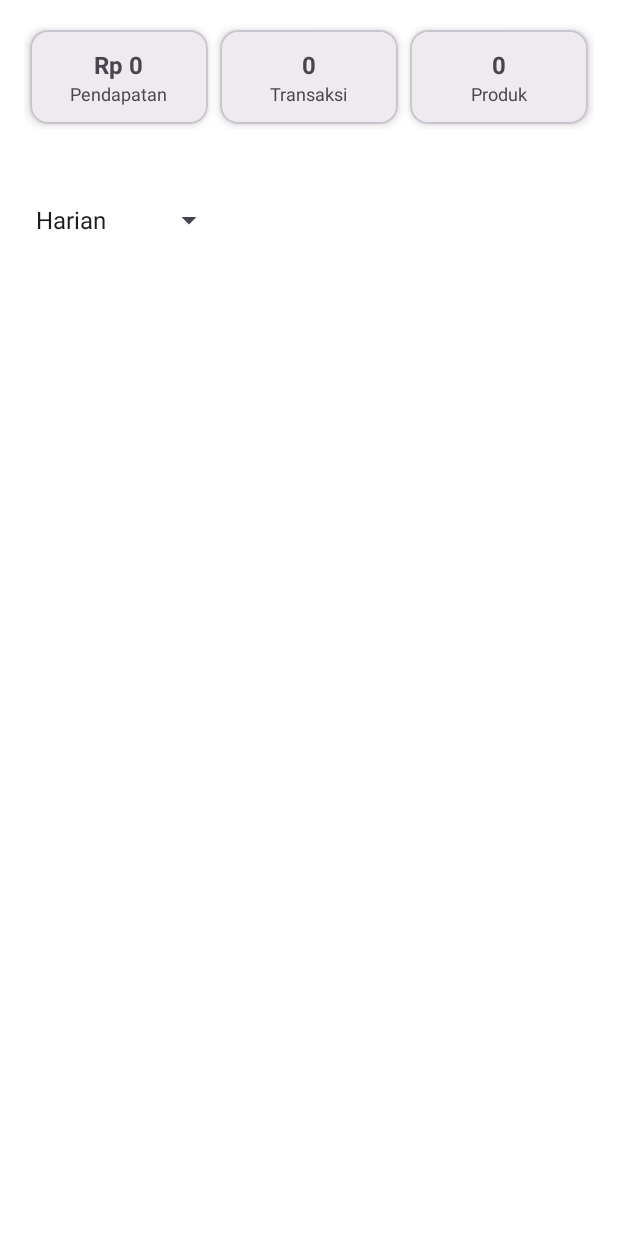
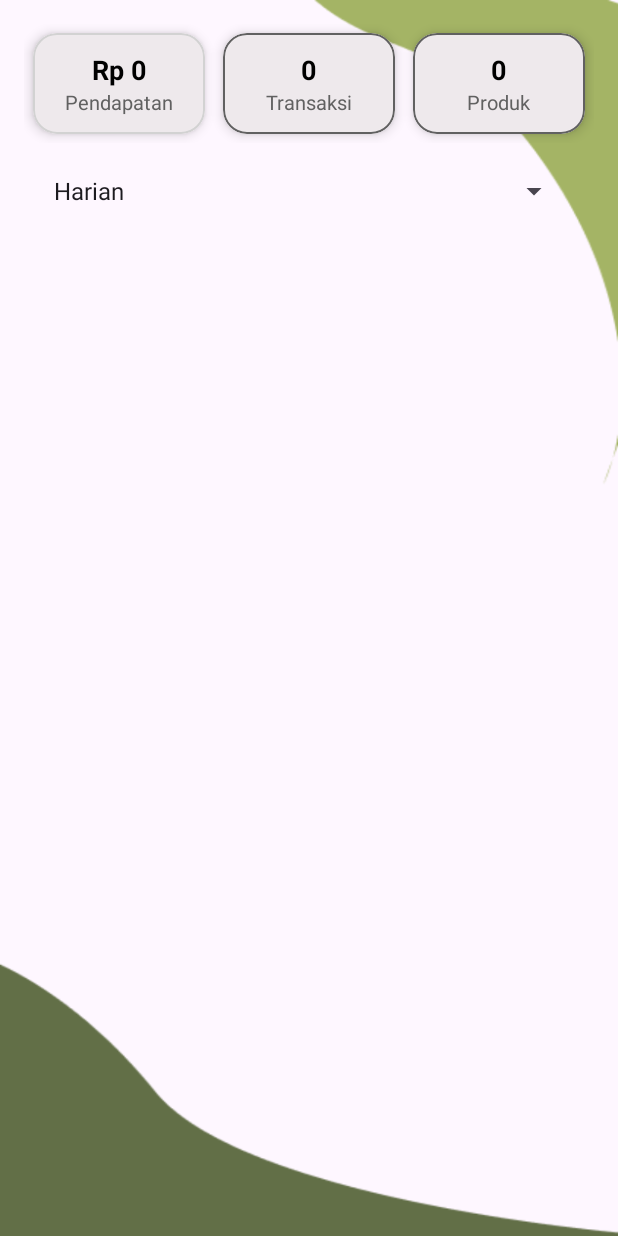
Before and after one commit to royahfs/TaniMart, an Android app: the LaporanActivity screen opened directly, with no data from a screen before it, on a phone screen of 412 x 824 dp. Run offline under Robolectric (Android 15) with nearby library versions, the phone set to English and light mode, and no system bars; our stand-ins replace Firebase (no records; nobody signed in at launch, a user with empty details on screens opened directly).

Commit message:
initial commit

```diff
--- a/app/src/main/java/com/example/tanimart/ui/common/profile/ProfileFragment.java
+++ b/app/src/main/java/com/example/tanimart/ui/common/profile/ProfileFragment.java
@@ -50,7 +50,7 @@ public class ProfileFragment extends Fragment {
         tvEmail = v.findViewById(R.id.tvEmail);
         tvRole = v.findViewById(R.id.tvRole);
         btnEdit = v.findViewById(R.id.btnEdit);
-        btnLogout = v.findViewById(R.id.btnLogout);
+        btnLogout = v.findViewById(R.id.btnKeluar);
 
         viewModel = new ViewModelProvider(this).get(ProfileViewModel.class);
 
--- a/app/src/main/res/layout/activity_laporan.xml
+++ b/app/src/main/res/layout/activity_laporan.xml
@@ -1,27 +1,37 @@
 <?xml version="1.0" encoding="utf-8"?>
-<LinearLayout xmlns:android="http://schemas.android.com/apk/res/android"
+<androidx.constraintlayout.widget.ConstraintLayout
+    xmlns:android="http://schemas.android.com/apk/res/android"
     xmlns:app="http://schemas.android.com/apk/res-auto"
+    xmlns:tools="http://schemas.android.com/tools"
     android:layout_width="match_parent"
     android:layout_height="match_parent"
-    android:orientation="vertical"
+    android:background="@drawable/vtb"
     android:padding="16dp"
-    android:background="@color/white">
+    tools:context=".ui.kasir.laporan.LaporanActivity">
 
     <!-- Ringkasan -->
     <LinearLayout
-        android:layout_width="match_parent"
+        android:id="@+id/layoutSummary"
+        android:layout_width="0dp"
         android:layout_height="wrap_content"
         android:orientation="horizontal"
         android:weightSum="3"
-        android:gravity="center">
+        android:gravity="center"
+        android:layout_marginBottom="16dp"
+        app:layout_constraintTop_toTopOf="parent"
+        app:layout_constraintStart_toStartOf="parent"
+        app:layout_constraintEnd_toEndOf="parent">
 
+        <!-- Card: Pendapatan -->
         <com.google.android.material.card.MaterialCardView
             android:layout_width="0dp"
             android:layout_height="wrap_content"
             android:layout_weight="1"
-            android:layout_margin="4dp"
-            app:cardCornerRadius="12dp"
-            app:cardElevation="4dp">
+            android:layout_margin="6dp"
+            app:cardCornerRadius="16dp"
+            app:cardElevation="5dp"
+            app:strokeColor="@color/grey"
+            app:strokeWidth="1dp">
 
             <LinearLayout
                 android:layout_width="match_parent"
@@ -36,23 +46,28 @@
                     android:layout_height="wrap_content"
                     android:text="Rp 0"
                     android:textStyle="bold"
-                    android:textSize="16sp"/>
+                    android:textSize="18sp"
+                    android:textColor="@color/black" />
 
                 <TextView
                     android:layout_width="wrap_content"
                     android:layout_height="wrap_content"
                     android:text="Pendapatan"
-                    android:textSize="12sp"/>
+                    android:textSize="13sp"
+                    android:textColor="@color/darkGrey" />
             </LinearLayout>
         </com.google.android.material.card.MaterialCardView>
 
+        <!-- Card: Transaksi -->
         <com.google.android.material.card.MaterialCardView
             android:layout_width="0dp"
             android:layout_height="wrap_content"
             android:layout_weight="1"
-            android:layout_margin="4dp"
-            app:cardCornerRadius="12dp"
-            app:cardElevation="4dp">
+            android:layout_margin="6dp"
+            app:cardCornerRadius="16dp"
+            app:cardElevation="5dp"
+            app:strokeColor="@color/darkGrey"
+            app:strokeWidth="1dp">
 
             <LinearLayout
                 android:layout_width="match_parent"
@@ -67,23 +82,28 @@
                     android:layout_height="wrap_content"
                     android:text="0"
                     android:textStyle="bold"
-                    android:textSize="16sp"/>
+                    android:textSize="18sp"
+                    android:textColor="@color/black" />
 
                 <TextView
                     android:layout_width="wrap_content"
                     android:layout_height="wrap_content"
                     android:text="Transaksi"
-                    android:textSize="12sp"/>
+                    android:textSize="13sp"
+                    android:textColor="@color/darkGrey" />
             </LinearLayout>
         </com.google.android.material.card.MaterialCardView>
 
+        <!-- Card: Produk Terjual -->
         <com.google.android.material.card.MaterialCardView
             android:layout_width="0dp"
             android:layout_height="wrap_content"
             android:layout_weight="1"
-            android:layout_margin="4dp"
-            app:cardCornerRadius="12dp"
-            app:cardElevation="4dp">
+            android:layout_margin="6dp"
+            app:cardCornerRadius="16dp"
+            app:cardElevation="5dp"
+            app:strokeColor="@color/darkGrey"
+            app:strokeWidth="1dp">
 
             <LinearLayout
                 android:layout_width="match_parent"
@@ -98,45 +118,62 @@
                     android:layout_height="wrap_content"
                     android:text="0"
                     android:textStyle="bold"
-                    android:textSize="16sp"/>
+                    android:textSize="18sp"
+                    android:textColor="@color/black" />
 
                 <TextView
                     android:layout_width="wrap_content"
                     android:layout_height="wrap_content"
                     android:text="Produk"
-                    android:textSize="12sp"/>
+                    android:textSize="13sp"
+                    android:textColor="@color/darkGrey" />
             </LinearLayout>
         </com.google.android.material.card.MaterialCardView>
     </LinearLayout>
 
     <!-- Filter -->
     <LinearLayout
-        android:layout_width="match_parent"
+        android:id="@+id/layoutFilter"
+        android:layout_width="0dp"
         android:layout_height="wrap_content"
         android:orientation="horizontal"
         android:gravity="center_vertical"
-        android:layout_marginTop="48dp">
+        android:layout_marginTop="8dp"
+        android:layout_marginBottom="8dp"
+        app:layout_constraintTop_toBottomOf="@id/layoutSummary"
+        app:layout_constraintStart_toStartOf="parent"
+        app:layout_constraintEnd_toEndOf="parent">
 
         <Spinner
             android:id="@+id/spinnerFilter"
-            android:layout_width="wrap_content"
-            android:layout_height="wrap_content"
+            android:layout_width="0dp"
+            android:layout_weight="1"
+            android:layout_height="48dp"
+            android:minWidth="48dp"
+            android:minHeight="48dp"
+            android:paddingStart="12dp"
+            android:paddingEnd="12dp"
             android:entries="@array/filter_options"
-            android:layout_marginEnd="24dp"/>
+            android:layout_marginEnd="16dp"/>
 
         <Button
             android:id="@+id/btnCustomDate"
             android:layout_width="wrap_content"
             android:layout_height="wrap_content"
             android:text="Pilih Tanggal"
-            android:visibility="gone"/>
+            android:textAllCaps="false"
+            android:visibility="gone" />
     </LinearLayout>
 
     <!-- RecyclerView -->
     <androidx.recyclerview.widget.RecyclerView
         android:id="@+id/recyclerLaporan"
-        android:layout_width="match_parent"
+        android:layout_width="0dp"
         android:layout_height="0dp"
-        android:layout_weight="1"
-        android:paddingTop="8dp"/>
-</LinearLayout>
+        android:paddingTop="8dp"
+        app:layout_constraintTop_toBottomOf="@id/layoutFilter"
+        app:layout_constraintBottom_toBottomOf="parent"
+        app:layout_constraintStart_toStartOf="parent"
+        app:layout_constraintEnd_toEndOf="parent" />
+
+</androidx.constraintlayout.widget.ConstraintLayout>
--- a/app/src/main/res/layout/fragment_profile.xml
+++ b/app/src/main/res/layout/fragment_profile.xml
@@ -30,16 +30,23 @@
                 android:padding="24dp">
 
                 <!-- Foto Profil -->
+                <androidx.cardview.widget.CardView
+                    android:layout_width="180dp"
+                    android:layout_height="180dp"
+                    android:layout_marginBottom="16dp"
+                    app:cardCornerRadius="90dp"
+                    app:cardElevation="0dp">
+
                 <ImageView
                     android:id="@+id/imgProfile"
-                    android:layout_width="120dp"
-                    android:layout_height="120dp"
-                    android:layout_marginBottom="16dp"
-                    android:background="@drawable/bg_circle_light_green"
-                    android:padding="8dp"
+                    android:layout_width="match_parent"
+                    android:layout_height="match_parent"
                     android:scaleType="centerCrop"
                     android:src="@drawable/baseline_account_circle_24"
                     android:contentDescription="Foto profil" />
+
+                </androidx.cardview.widget.CardView>
+
 
                 <!-- Nama (Card Mini) -->
                 <androidx.cardview.widget.CardView
@@ -109,10 +116,10 @@
                         android:layout_marginBottom="8dp" />
 
                     <Button
-                        android:id="@+id/btnLogout"
+                        android:id="@+id/btnKeluar"
                         android:layout_width="match_parent"
                         android:layout_height="wrap_content"
-                        android:text="Logout"
+                        android:text="Keluar"
                         android:backgroundTint="#D32F2F"
                         android:textColor="#FFFFFF" />
                 </LinearLayout>
```
